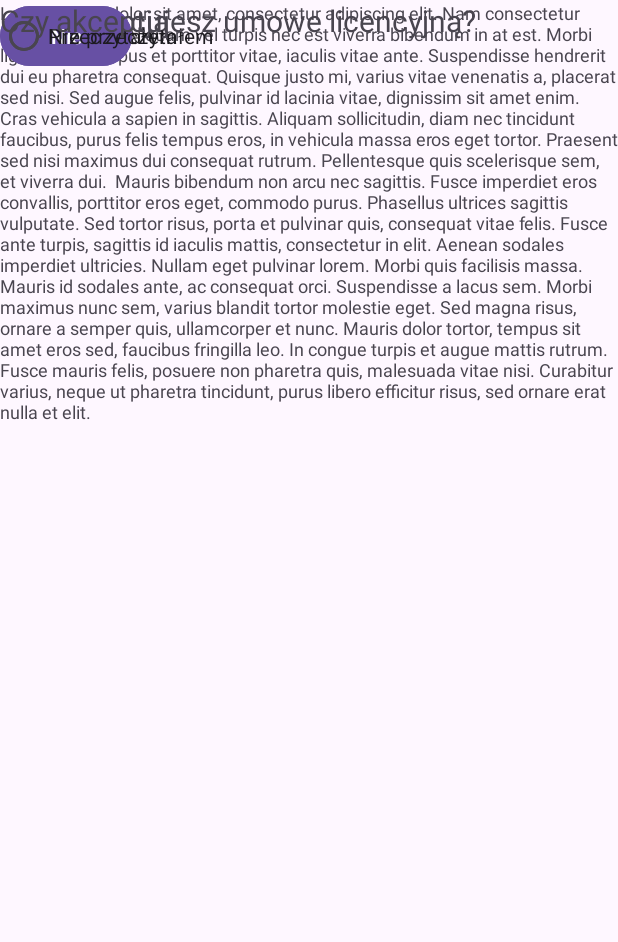
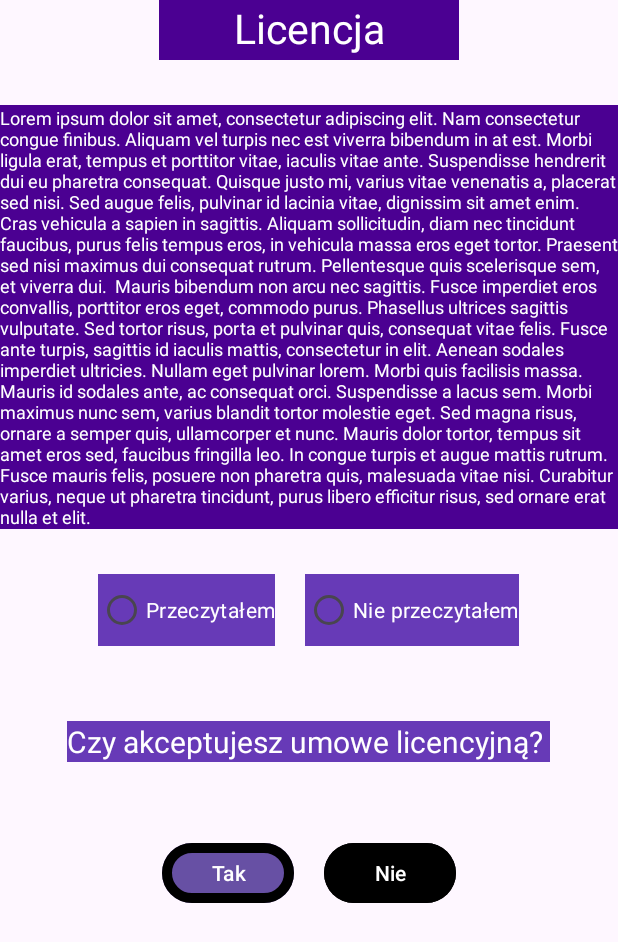
Before and after one commit to CzytelnyNick/LicenceMobile, an Android app: the screen it shows after launch (MainActivity), on a phone screen of 412 x 824 dp. Shown: the top 942 px of the screen. Run offline under Robolectric (Android 15) with nearby library versions, the phone set to English and light mode, and no system bars.

Commit message:
Add files via upload

```diff
--- /dev/null
+++ b/MyApplication2/app/src/main/res/drawable/custom.xml
@@ -0,0 +1,25 @@
+<shape
+    xmlns:android="http://schemas.android.com/apk/res/android"
+    android:shape="rectangle"   >
+
+    <solid
+        android:color="#00B0BE" >
+    </solid>
+
+    <stroke
+        android:width="2dp"
+        android:color="#C4CDE0" >
+    </stroke>
+
+    <padding
+        android:left="5dp"
+        android:top="5dp"
+        android:right="5dp"
+        android:bottom="5dp"    >
+    </padding>
+
+    <corners
+        android:radius="300px"   >
+    </corners>
+
+</shape>
--- a/MyApplication2/app/src/main/res/layout/activity_main.xml
+++ b/MyApplication2/app/src/main/res/layout/activity_main.xml
@@ -4,15 +4,21 @@
     xmlns:tools="http://schemas.android.com/tools"
     android:layout_width="match_parent"
     android:layout_height="match_parent"
+    android:layout_centerVertical="true"
+    android:backgroundTint="#673AB7"
     tools:context=".MainActivity">
 
     <TextView
         android:id="@+id/textView2"
-        android:layout_width="151dp"
-        android:layout_height="29dp"
-        android:text="Licencja"
+        android:layout_width="200dp"
+        android:layout_height="40dp"
+        android:layout_centerHorizontal="true"
+        android:background="@color/purple"
+        android:text="@string/title"
+
         android:textAlignment="center"
-        android:textSize="20sp"
+        android:textColor="@color/white"
+        android:textSize="27sp"
         app:layout_constraintEnd_toEndOf="parent"
         app:layout_constraintHorizontal_bias="0.5"
         app:layout_constraintStart_toStartOf="parent"
@@ -22,67 +28,90 @@
         android:id="@+id/textView3"
         android:layout_width="wrap_content"
         android:layout_height="wrap_content"
+        android:layout_below="@id/textView2"
+        android:layout_centerHorizontal="true"
+        android:layout_marginTop="30dp"
+        android:background="@color/purple"
         android:text="Lorem ipsum dolor sit amet, consectetur adipiscing elit. Nam consectetur congue finibus. Aliquam vel turpis nec est viverra bibendum in at est. Morbi ligula erat, tempus et porttitor vitae, iaculis vitae ante. Suspendisse hendrerit dui eu pharetra consequat. Quisque justo mi, varius vitae venenatis a, placerat sed nisi. Sed augue felis, pulvinar id lacinia vitae, dignissim sit amet enim. Cras vehicula a sapien in sagittis. Aliquam sollicitudin, diam nec tincidunt faucibus, purus felis tempus eros, in vehicula massa eros eget tortor. Praesent sed nisi maximus dui consequat rutrum. Pellentesque quis scelerisque sem, et viverra dui.
 
 Mauris bibendum non arcu nec sagittis. Fusce imperdiet eros convallis, porttitor eros eget, commodo purus. Phasellus ultrices sagittis vulputate. Sed tortor risus, porta et pulvinar quis, consequat vitae felis. Fusce ante turpis, sagittis id iaculis mattis, consectetur in elit. Aenean sodales imperdiet ultricies. Nullam eget pulvinar lorem. Morbi quis facilisis massa. Mauris id sodales ante, ac consequat orci. Suspendisse a lacus sem. Morbi maximus nunc sem, varius blandit tortor molestie eget. Sed magna risus, ornare a semper quis, ullamcorper et nunc. Mauris dolor tortor, tempus sit amet eros sed, faucibus fringilla leo. In congue turpis et augue mattis rutrum. Fusce mauris felis, posuere non pharetra quis, malesuada vitae nisi. Curabitur varius, neque ut pharetra tincidunt, purus libero efficitur risus, sed ornare erat nulla et elit."
+        android:textColor="@color/white"
         android:textSize="12sp"
         app:layout_constraintEnd_toEndOf="parent"
         app:layout_constraintHorizontal_bias="0.5"
         app:layout_constraintStart_toStartOf="parent"
         tools:layout_editor_absoluteY="78dp" />
 
-    <Button
-        android:id="@+id/button"
+    <LinearLayout
+        android:id="@+id/buttonsLayout"
         android:layout_width="wrap_content"
         android:layout_height="wrap_content"
+        android:layout_below="@+id/textView4"
+        android:layout_centerHorizontal="true"
+        android:layout_marginTop="50dp"
+        android:orientation="horizontal">
+
+        <Button
+            android:id="@+id/button1"
+            android:layout_width="wrap_content"
+            android:layout_height="wrap_content"
+
             android:text="Tak"
-        app:layout_constraintEnd_toStartOf="@+id/button2"
-        app:layout_constraintHorizontal_bias="0.5"
-        app:layout_constraintStart_toStartOf="parent"
-        tools:layout_editor_absoluteY="589dp" />
+            app:cornerRadius="40px"
+            app:strokeWidth="10px" />
 
         <Button
             android:id="@+id/button2"
             android:layout_width="wrap_content"
             android:layout_height="wrap_content"
-        android:text="Nie"
-        app:layout_constraintEnd_toEndOf="parent"
-        app:layout_constraintHorizontal_bias="0.5"
-        app:layout_constraintStart_toEndOf="@+id/button"
-        tools:layout_editor_absoluteY="589dp" />
+            android:layout_marginStart="20dp"
+            android:backgroundTint="@color/black"
+            android:text="Nie" />
+
+
+    </LinearLayout>
+
+    <RadioGroup
+        android:id="@+id/radioGroup"
+        android:layout_width="wrap_content"
+        android:layout_height="wrap_content"
+        android:layout_below="@+id/textView3"
+        android:layout_centerHorizontal="true"
+        android:layout_marginTop="30dp"
+        android:orientation="horizontal">
 
         <RadioButton
             android:id="@+id/radioButton"
             android:layout_width="wrap_content"
             android:layout_height="wrap_content"
+            android:background="#673AB7"
+            android:buttonTint="#FFFFFF"
             android:text="Przeczytałem"
-        app:layout_constraintEnd_toStartOf="@+id/radioButton2"
-        app:layout_constraintHorizontal_bias="0.5"
-        app:layout_constraintStart_toStartOf="parent"
-        tools:layout_editor_absoluteY="421dp" />
+            android:textColor="@color/white"
+            app:cornerRadius="100px" />
 
         <RadioButton
             android:id="@+id/radioButton2"
             android:layout_width="wrap_content"
             android:layout_height="wrap_content"
-        android:text="Nie przeczytałem"
-        app:layout_constraintEnd_toEndOf="parent"
-        app:layout_constraintHorizontal_bias="0.5"
-        app:layout_constraintStart_toEndOf="@+id/radioButton"
-        tools:layout_editor_absoluteY="421dp" />
+            android:layout_marginStart="20dp"
+            android:background="#673AB7"
+            android:textColor="@color/white"
+            android:text="Nie przeczytałem" />
+    </RadioGroup>
 
-    <RadioGroup
-        android:layout_width="wrap_content"
-        android:layout_height="wrap_content"
-        app:layout_constraintBottom_toTopOf="@+id/radioButton"
-        app:layout_constraintTop_toBottomOf="@+id/radioButton2"
-        tools:layout_editor_absoluteX="175dp" />
     <TextView
         android:id="@+id/textView4"
         android:layout_width="wrap_content"
         android:layout_height="wrap_content"
+        android:layout_below="@+id/radioGroup"
+        android:layout_centerHorizontal="true"
+        android:layout_marginTop="50dp"
+        android:background="#673AB7"
+        android:textColor="@color/white"
+        android:text="Czy akceptujesz umowe licencyjną? "
         android:textSize="20sp"
-        android:text="Czy akceptujesz umowe licencyjną? "
+
         app:layout_constraintEnd_toEndOf="parent"
         app:layout_constraintHorizontal_bias="0.5"
         app:layout_constraintStart_toStartOf="parent"
--- a/MyApplication2/app/src/main/res/values/colors.xml
+++ b/MyApplication2/app/src/main/res/values/colors.xml
@@ -2,4 +2,6 @@
 <resources>
     <color name="black">#FF000000</color>
     <color name="white">#FFFFFFFF</color>
+    <color name="purple">#4b0092</color>
+    <color name="purple2">#4b0082</color>
 </resources>
--- a/MyApplication2/app/src/main/res/values/strings.xml
+++ b/MyApplication2/app/src/main/res/values/strings.xml
@@ -1,3 +1,4 @@
 <resources>
     <string name="app_name">My Application</string>
+    <string name="title">Licencja</string>
 </resources>
```
Lines whose indentation alone changed are shown as unchanged.
